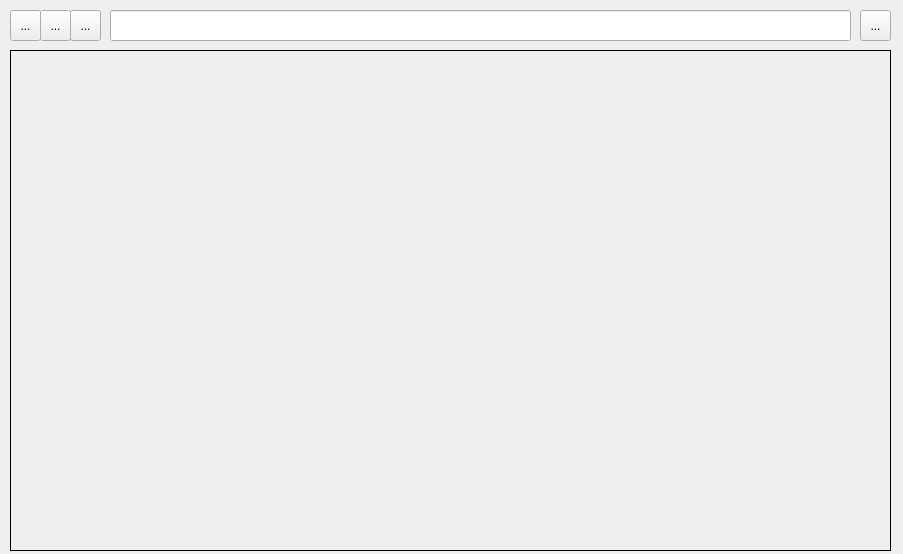
YFender/Browser, file mainwindow.ui: the form before one commit.
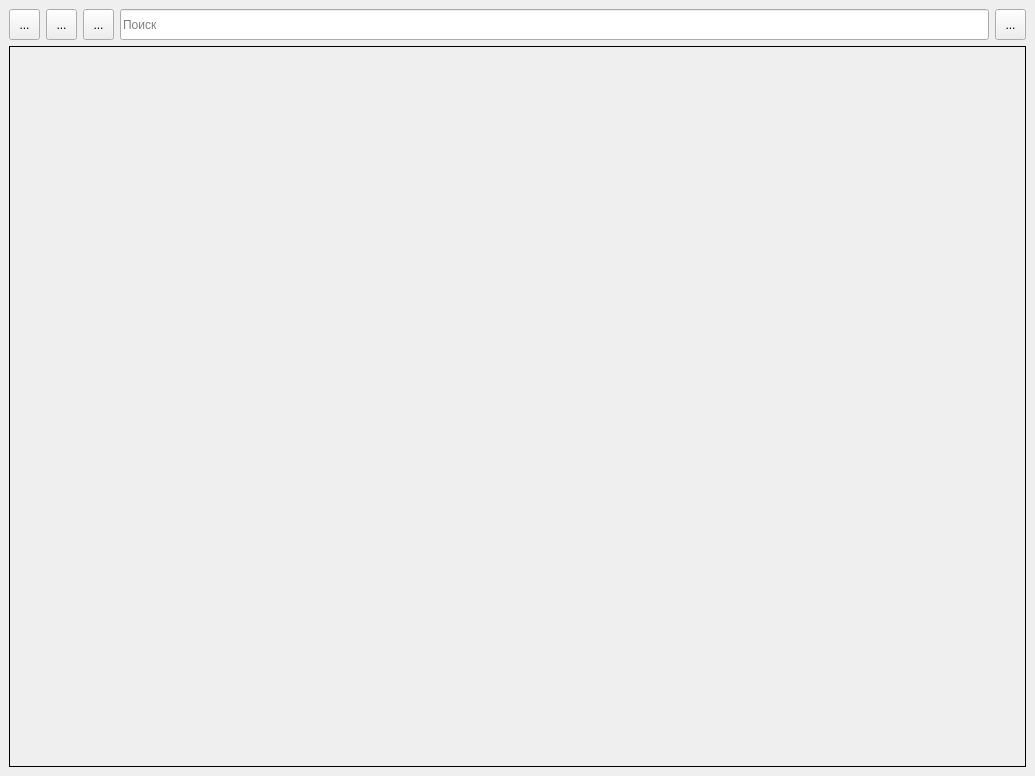
The form after the commit. Icons and pictures are not drawn.

Patch:
```diff
--- a/mainwindow.ui
+++ b/mainwindow.ui
@@ -6,22 +6,22 @@
    <rect>
     <x>0</x>
     <y>0</y>
-    <width>903</width>
-    <height>554</height>
+    <width>1035</width>
+    <height>776</height>
    </rect>
   </property>
   <property name="windowTitle">
    <string>MainWindow</string>
   </property>
   <widget class="QWidget" name="centralwidget">
+   <layout class="QGridLayout" name="gridLayout">
+    <item row="0" column="0">
    <widget class="QToolButton" name="toolButton_back">
-    <property name="geometry">
-     <rect>
-      <x>10</x>
-      <y>10</y>
+      <property name="minimumSize">
+       <size>
       <width>31</width>
       <height>31</height>
-     </rect>
+       </size>
     </property>
     <property name="text">
      <string>...</string>
@@ -31,14 +31,34 @@
       <normaloff>:/Icon/free-icon-left-arrow-271218.png</normaloff>:/Icon/free-icon-left-arrow-271218.png</iconset>
     </property>
    </widget>
+    </item>
+    <item row="0" column="1">
+     <widget class="QToolButton" name="toolButton_refresh">
+      <property name="minimumSize">
+       <size>
+        <width>31</width>
+        <height>31</height>
+       </size>
+      </property>
+      <property name="text">
+       <string>...</string>
+      </property>
+      <property name="icon">
+       <iconset resource="icons.qrc">
+        <normaloff>:/Icon/free-icon-refresh-271224.png</normaloff>:/Icon/free-icon-refresh-271224.png</iconset>
+      </property>
+      <property name="shortcut">
+       <string>F5</string>
+      </property>
+     </widget>
+    </item>
+    <item row="0" column="2">
    <widget class="QToolButton" name="toolButton_home">
-    <property name="geometry">
-     <rect>
-      <x>70</x>
-      <y>10</y>
+      <property name="minimumSize">
+       <size>
       <width>31</width>
       <height>31</height>
-     </rect>
+       </size>
     </property>
     <property name="text">
      <string>...</string>
@@ -48,47 +68,33 @@
       <normaloff>:/Icon/free-icon-up-arrow-271238.png</normaloff>:/Icon/free-icon-up-arrow-271238.png</iconset>
     </property>
    </widget>
-   <widget class="QToolButton" name="toolButton_back_refresh">
-    <property name="geometry">
-     <rect>
-      <x>40</x>
-      <y>10</y>
-      <width>31</width>
-      <height>31</height>
-     </rect>
-    </property>
-    <property name="text">
-     <string>...</string>
-    </property>
-    <property name="icon">
-     <iconset resource="icons.qrc">
-      <normaloff>:/Icon/free-icon-refresh-271224.png</normaloff>:/Icon/free-icon-refresh-271224.png</iconset>
-    </property>
-   </widget>
+    </item>
+    <item row="0" column="3">
    <widget class="QLineEdit" name="lineEdit">
-    <property name="geometry">
-     <rect>
-      <x>110</x>
-      <y>10</y>
-      <width>741</width>
+      <property name="minimumSize">
+       <size>
+        <width>0</width>
       <height>31</height>
-     </rect>
+       </size>
     </property>
     <property name="styleSheet">
      <string notr="true"/>
     </property>
+      <property name="placeholderText">
+       <string>Поиск</string>
+      </property>
     <property name="cursorMoveStyle">
      <enum>Qt::LogicalMoveStyle</enum>
     </property>
    </widget>
+    </item>
+    <item row="0" column="4">
    <widget class="QToolButton" name="toolButton_search">
-    <property name="geometry">
-     <rect>
-      <x>860</x>
-      <y>10</y>
+      <property name="minimumSize">
+       <size>
       <width>31</width>
       <height>31</height>
-     </rect>
+       </size>
     </property>
     <property name="text">
      <string>...</string>
@@ -97,16 +103,13 @@
      <iconset resource="icons.qrc">
       <normaloff>:/Icon/free-icon-left-arrow-271236.png</normaloff>:/Icon/free-icon-left-arrow-271236.png</iconset>
     </property>
-   </widget>
+      <property name="shortcut">
+       <string>Return</string>
+      </property>
+     </widget>
+    </item>
+    <item row="1" column="0" colspan="5">
    <widget class="QFrame" name="frame">
-    <property name="geometry">
-     <rect>
-      <x>10</x>
-      <y>50</y>
-      <width>881</width>
-      <height>501</height>
-     </rect>
-    </property>
     <property name="autoFillBackground">
      <bool>false</bool>
     </property>
@@ -120,6 +123,8 @@
      <enum>QFrame::Raised</enum>
     </property>
    </widget>
+    </item>
+   </layout>
   </widget>
  </widget>
  <resources>
```
Lines whose indentation alone changed are shown as unchanged.
